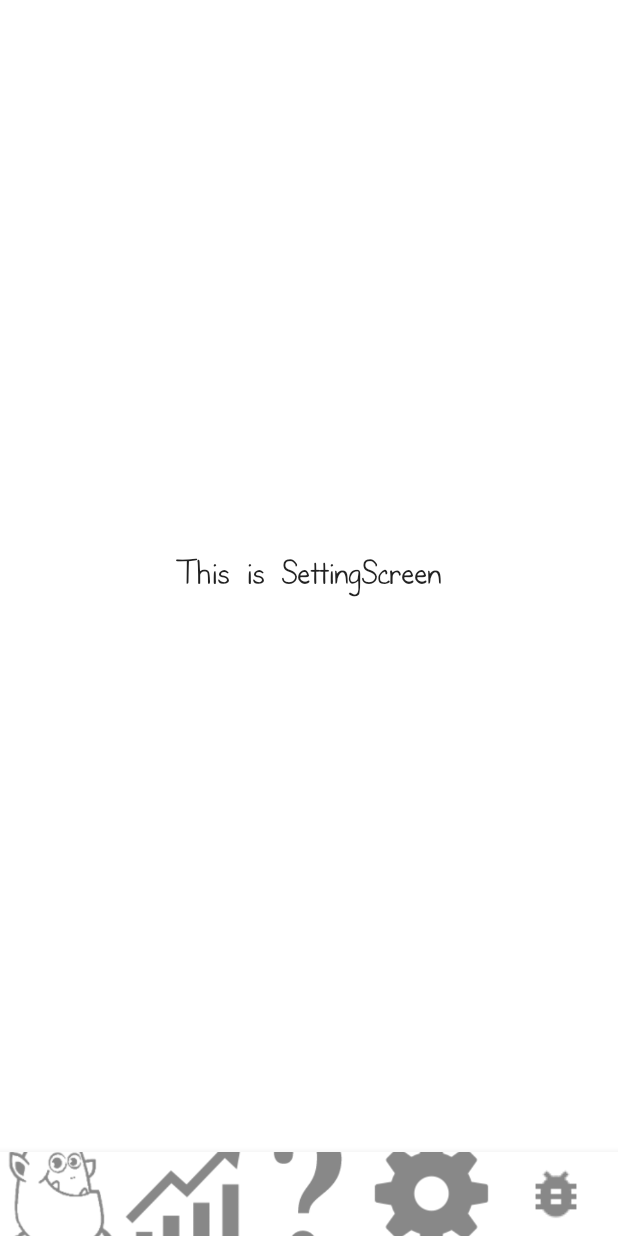
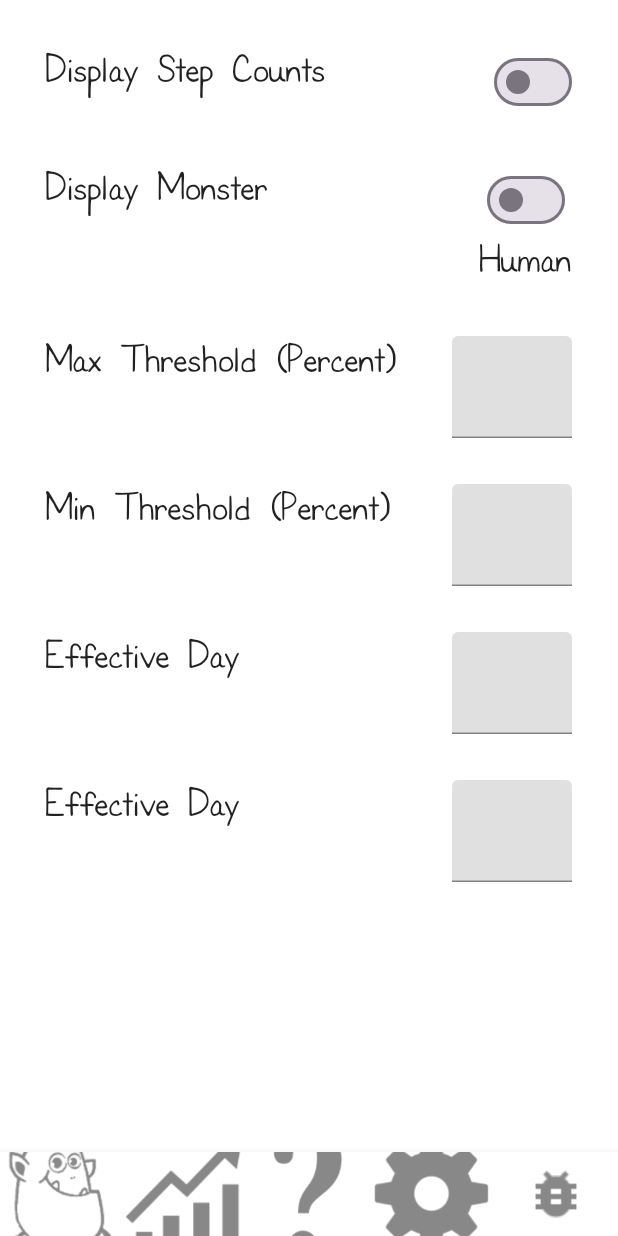
Before and after one commit to Rezar/ula, an Android app built with Jetpack Compose: the SettingScreen screen opened through its navigation route, on a phone screen of 412 x 824 dp. Run offline under Robolectric (Android 15) with nearby library versions, the phone set to English and light mode, and no system bars; Roboto replaces fonts that are not available here.

Commit message:
merge changes

```diff
--- a/androidApp/src/main/java/com/example/ula_app/android/data/UserPreferences.kt
+++ b/androidApp/src/main/java/com/example/ula_app/android/data/UserPreferences.kt
@@ -9,6 +9,14 @@ data class UserPreferences (
     val firstTime: Boolean = true,
     val firstDateTime: Instant = Clock.System.now(),
 
+    // settings
+    val displaySteps: Boolean = false,
+    val displayMonster: Boolean = false,
+    val maxThreshold: Double = .2,
+    val minThreshold: Double =.2,
+    val effectiveDays: Int = 3,
+    val goal: Int = 5000,
+
     // use the data store to record the fitness history
 //    val stepsHistory: PersistentList<StepsWithDates> = persistentListOf()
     val stepsHistory: String = ""
--- a/androidApp/src/main/java/com/example/ula_app/android/repo/UserPreferencesRepository.kt
+++ b/androidApp/src/main/java/com/example/ula_app/android/repo/UserPreferencesRepository.kt
@@ -3,7 +3,9 @@ package com.example.ula_app.android.repo
 import androidx.datastore.core.DataStore
 import androidx.datastore.preferences.core.Preferences
 import androidx.datastore.preferences.core.booleanPreferencesKey
+import androidx.datastore.preferences.core.doublePreferencesKey
 import androidx.datastore.preferences.core.edit
+import androidx.datastore.preferences.core.intPreferencesKey
 import androidx.datastore.preferences.core.longPreferencesKey
 import androidx.datastore.preferences.core.stringPreferencesKey
 import com.example.ula_app.android.data.UserPreferences
@@ -17,6 +19,14 @@ class UserPreferencesRepository(private val dataStore: DataStore<Preferences>) {
     private object PreferencesKeys {
         val FIRST_TIME = booleanPreferencesKey("first_time")
         val FIRST_DATE_TIME = longPreferencesKey("first_date_time")
+
+        val DISPLAY_STEPS = booleanPreferencesKey("display_steps")
+        val DISPLAY_MONSTER = booleanPreferencesKey("display_monster")
+        val MAX_THRESHOLD = doublePreferencesKey("max_threshold")
+        val MIN_THRESHOLD = doublePreferencesKey("min_threshold")
+        val EFFECTIVE_DAYS = intPreferencesKey("effective_days")
+        val GOAL = intPreferencesKey("goal")
+
         val STEPS_WITH_DATE = stringPreferencesKey("steps_with_date")
     }
 
@@ -50,6 +60,60 @@ class UserPreferencesRepository(private val dataStore: DataStore<Preferences>) {
     }
 
     /*
+    * set display steps
+    * */
+    suspend fun updateDisplaySteps(displaySteps: Boolean) {
+        dataStore.edit {preferences ->
+            preferences[PreferencesKeys.DISPLAY_STEPS] = displaySteps
+        }
+    }
+
+    /*
+    * set first time
+    * */
+    suspend fun updateDisplayMonster(displayMonster: Boolean) {
+        dataStore.edit {preferences ->
+            preferences[PreferencesKeys.DISPLAY_MONSTER] = displayMonster
+        }
+    }
+
+    /*
+    * set max threshold
+    * */
+    suspend fun updateMaxThreshold(maxThreshold: Double) {
+        dataStore.edit {preferences ->
+            preferences[PreferencesKeys.MAX_THRESHOLD] = maxThreshold
+        }
+    }
+
+    /*
+    * set min threshold
+    * */
+    suspend fun updateMinThreshold(minThreshold: Double) {
+        dataStore.edit {preferences ->
+            preferences[PreferencesKeys.MIN_THRESHOLD] = minThreshold
+        }
+    }
+
+    /*
+    * set first time
+    * */
+    suspend fun updateEffectiveDays(effectiveDays: Int) {
+        dataStore.edit {preferences ->
+            preferences[PreferencesKeys.EFFECTIVE_DAYS] = effectiveDays
+        }
+    }
+
+    /*
+    * set first time
+    * */
+    suspend fun updateGoal(goal: Int) {
+        dataStore.edit {preferences ->
+            preferences[PreferencesKeys.GOAL] = goal
+        }
+    }
+
+    /*
     * Load initial value to a state flow of viewModel
     * */
     suspend fun fetchInitialPreferences() = mapUserPreferences(dataStore.data.first().toPreferences())
@@ -61,11 +125,27 @@ class UserPreferencesRepository(private val dataStore: DataStore<Preferences>) {
     private fun mapUserPreferences(preferences: Preferences): UserPreferences {
         val firstTime = preferences[PreferencesKeys.FIRST_TIME] ?: true  // a ? a: b
         val firstDateTime = Instant.fromEpochSeconds(preferences[PreferencesKeys.FIRST_DATE_TIME] ?: 0)
+
+        val displaySteps = preferences[PreferencesKeys.DISPLAY_STEPS] ?: false
+        val displayMonster = preferences[PreferencesKeys.DISPLAY_MONSTER] ?: false
+        val maxThreshold = preferences[PreferencesKeys.MAX_THRESHOLD] ?: .2
+        val minThreshold = preferences[PreferencesKeys.MIN_THRESHOLD] ?: .2
+        val effectiveDays = preferences[PreferencesKeys.EFFECTIVE_DAYS] ?: 3
+        val goal = preferences[PreferencesKeys.GOAL] ?: 5000
+
         val stepsWithDates = preferences[PreferencesKeys.STEPS_WITH_DATE] ?: ""
 
         // deserialize
 
-        return UserPreferences(firstTime, firstDateTime, stepsWithDates)
+        return UserPreferences(firstTime,
+            firstDateTime,
+            displaySteps,
+            displayMonster,
+            maxThreshold,
+            minThreshold,
+            effectiveDays,
+            goal,
+            stepsWithDates)
     }
 
 }
--- a/androidApp/src/main/java/com/example/ula_app/android/ui/GameScreen.kt
+++ b/androidApp/src/main/java/com/example/ula_app/android/ui/GameScreen.kt
@@ -142,11 +142,10 @@ fun Game(
                             navController.navigate(WelcomeScreen.Page2.name)
                         },
                         onNextButtonClicked = {
-                            goalViewModel.setSteps(it)
+    //                        goalViewModel.setSteps(it)
+                            userPreferencesViewModel.setGoal(it)
                             userPreferencesViewModel.setFirstTime(false)
                             userPreferencesViewModel.setFirstDateTime(DateTimeUtil.getCurrentDateTime())
-//                        userPreferencesViewModel.
-//                        userPreferencesProtoViewModel.setFirstTime(false)
 
                             navController.navigate(GameScreen.Home.name)
                         }
@@ -176,7 +175,7 @@ fun Game(
             // Setting
             composable(route = GameScreen.Setting.name) {
                 AppTheme {
-                    SettingScreen()
+                    SettingScreen(userPreferencesViewModel)
                 }
             }
             // Debug
--- a/androidApp/src/main/java/com/example/ula_app/android/ui/game/SettingScreen.kt
+++ b/androidApp/src/main/java/com/example/ula_app/android/ui/game/SettingScreen.kt
@@ -2,22 +2,218 @@ package com.example.ula_app.android.ui.game
 
 import androidx.compose.foundation.layout.Arrangement
 import androidx.compose.foundation.layout.Column
+import androidx.compose.foundation.layout.Row
 import androidx.compose.foundation.layout.fillMaxSize
+import androidx.compose.foundation.layout.fillMaxWidth
+import androidx.compose.foundation.layout.padding
+import androidx.compose.foundation.layout.size
+import androidx.compose.foundation.layout.width
+import androidx.compose.material.Icon
 import androidx.compose.material.Text
+import androidx.compose.material.TextField
+import androidx.compose.material.icons.Icons
+import androidx.compose.material.icons.filled.Check
+import androidx.compose.material.icons.filled.Close
+import androidx.compose.material3.Switch
+import androidx.compose.material3.SwitchDefaults
 import androidx.compose.runtime.Composable
+import androidx.compose.runtime.mutableStateOf
+import androidx.compose.runtime.*
 import androidx.compose.ui.Alignment
 import androidx.compose.ui.Modifier
+import androidx.compose.ui.graphics.Color
+import androidx.compose.ui.text.input.TextFieldValue
+import androidx.compose.ui.unit.dp
 import androidx.compose.ui.unit.sp
+import androidx.lifecycle.viewmodel.compose.viewModel
+import com.example.ula_app.android.ui.viewmodel.UserPreferencesViewModel
+import kotlin.math.max
 
 private const val TAG = "SettingScreen"
 
 @Composable
-fun SettingScreen() {
+fun SettingScreen(
+    userPreferencesViewModel: UserPreferencesViewModel = viewModel()
+) {
+
+    var stepCountSwitchON by remember {
+        mutableStateOf(false)
+    }
+
+    var progressMonsterSwitchON by remember {
+        mutableStateOf(false)
+    }
+
+    var maxThreshold by remember {
+        mutableStateOf(TextFieldValue(""))
+    }
+
+    var minThreshold by remember {
+        mutableStateOf(TextFieldValue(""))
+    }
+
+    var effectiveDays by remember {
+        mutableStateOf(TextFieldValue(""))
+    }
+
+
     Column(
-        modifier = Modifier.fillMaxSize(),
-        verticalArrangement = Arrangement.Center,
-        horizontalAlignment = Alignment.CenterHorizontally
+        modifier = Modifier.fillMaxSize().padding(15.dp)
     ) {
-        Text(text = "This is $TAG", fontSize = 18.sp)
+
+        Row(
+            modifier = Modifier
+                .padding(15.dp)
+                .fillMaxWidth(),
+            horizontalArrangement = Arrangement.SpaceBetween
+        ) {
+            Text(
+                text = "Display Step Counts"
+            )
+
+            Switch(
+                checked = stepCountSwitchON,
+                onCheckedChange = { switchState ->
+                    stepCountSwitchON = switchState
+                    userPreferencesViewModel.setDisplaySteps(true)
+                },
+                colors = SwitchDefaults.colors(
+                    checkedThumbColor = Color.Gray,
+                    checkedTrackColor = Color.LightGray
+                )
+            )
+
+        }
+
+        Row(
+            modifier = Modifier
+                .padding(15.dp)
+                .fillMaxWidth(),
+            horizontalArrangement = Arrangement.SpaceBetween
+        ) {
+            Text(
+                text = "Display Monster"
+            )
+
+            Column(
+                verticalArrangement = Arrangement.Center,
+                horizontalAlignment = Alignment.CenterHorizontally
+            ){
+                Switch(
+                    checked = progressMonsterSwitchON,
+                    onCheckedChange = { switchState ->
+                        progressMonsterSwitchON = switchState
+                        userPreferencesViewModel.setDisplayMonster(true)
+                    },
+//                    thumbContent = thumbContent,
+                    colors = SwitchDefaults.colors(
+                        checkedThumbColor = Color.Gray,
+                        checkedTrackColor = Color.LightGray
+                    )
+                )
+
+                Text(text = if (progressMonsterSwitchON) "Monster" else "Human")
+
+            }
+
+
+        }
+
+
+        Row(
+            modifier = Modifier
+                .padding(15.dp)
+                .fillMaxWidth(),
+            horizontalArrangement = Arrangement.SpaceBetween
+        ) {
+            Text(
+                text = "Max Threshold (Percent)"
+            )
+
+            /*
+            * TODO: only allowing numbers------------------------------------------------------------------
+            * */
+            TextField(
+                modifier = Modifier.width(80.dp),
+                value = maxThreshold,
+                onValueChange = { newText ->
+                    maxThreshold = newText
+                }
+            )
+
+        }
+
+        Row(
+            modifier = Modifier
+                .padding(15.dp)
+                .fillMaxWidth(),
+            horizontalArrangement = Arrangement.SpaceBetween
+        ) {
+            Text(
+                text = "Min Threshold (Percent)"
+            )
+
+            /*
+            * TODO: only allowing numbers------------------------------------------------------------------
+            * */
+            TextField(
+                modifier = Modifier.width(80.dp),
+                value = minThreshold,
+                onValueChange = { newText ->
+                    minThreshold = newText
+                }
+            )
+
+        }
+
+        Row(
+            modifier = Modifier
+                .padding(15.dp)
+                .fillMaxWidth(),
+            horizontalArrangement = Arrangement.SpaceBetween
+        ) {
+            Text(
+                text = "Effective Day"
+            )
+
+            /*
+            * TODO: only allowing numbers------------------------------------------------------------------
+            * */
+            TextField(
+                modifier = Modifier.width(80.dp),
+                value = effectiveDays,
+                onValueChange = { newText ->
+                    effectiveDays = newText
+                }
+            )
+
+        }
+
+        /*
+        * TODO: add change goal
+        * */
+        Row(
+            modifier = Modifier
+                .padding(15.dp)
+                .fillMaxWidth(),
+            horizontalArrangement = Arrangement.SpaceBetween
+        ) {
+            Text(
+                text = "Effective Day"
+            )
+
+            /*
+            * TODO: only allowing numbers------------------------------------------------------------------
+            * */
+            TextField(
+                modifier = Modifier.width(80.dp),
+                value = effectiveDays,
+                onValueChange = { newText ->
+                    effectiveDays = newText
+                }
+            )
+
+        }
+
     }
 }
--- a/androidApp/src/main/java/com/example/ula_app/android/ui/game/StatsDetailScreen.kt
+++ b/androidApp/src/main/java/com/example/ula_app/android/ui/game/StatsDetailScreen.kt
@@ -120,6 +120,7 @@ fun StatsDetailItem(
             Spacer(modifier = Modifier.width(16.dp))
 
             // TODO: make it invisible if the user set it in the settings tab ----------------------------------------------------
+
             Text(text = "${currentSteps} steps")
         }
 
```
Also changed, not shown: androidApp/src/main/java/com/example/ula_app/android/ui/viewmodel/GoalViewModel.kt (+0 -16 lines), androidApp/src/main/java/com/example/ula_app/android/ui/viewmodel/UserPreferencesViewModel.kt (+91 -1 lines).
